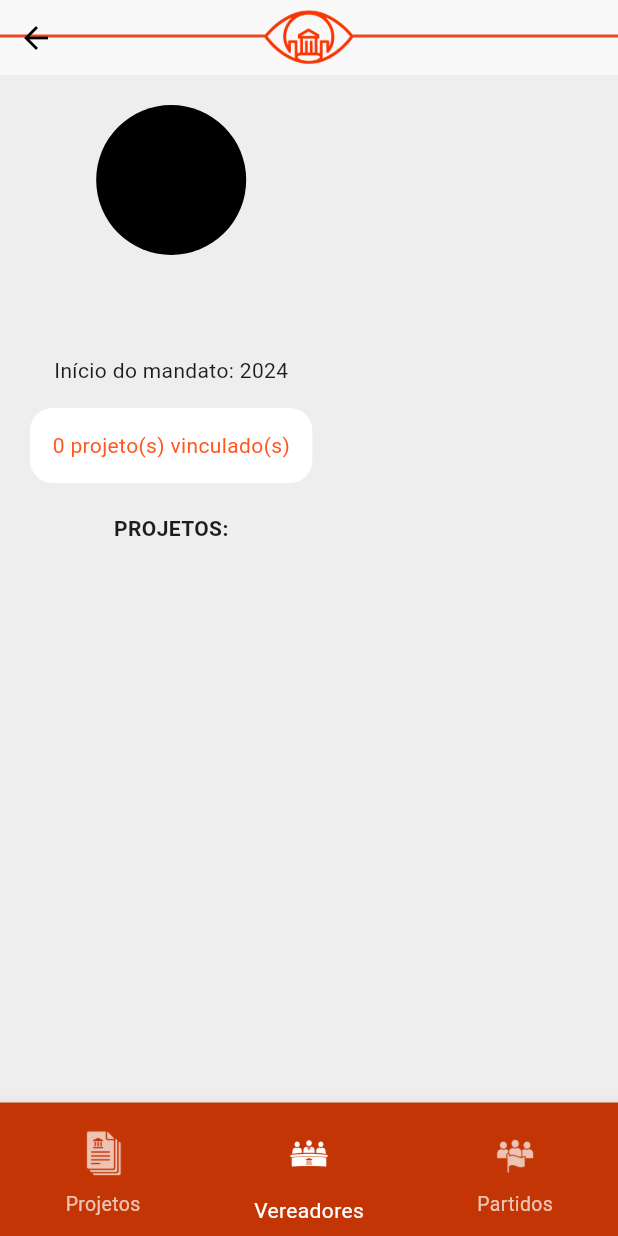
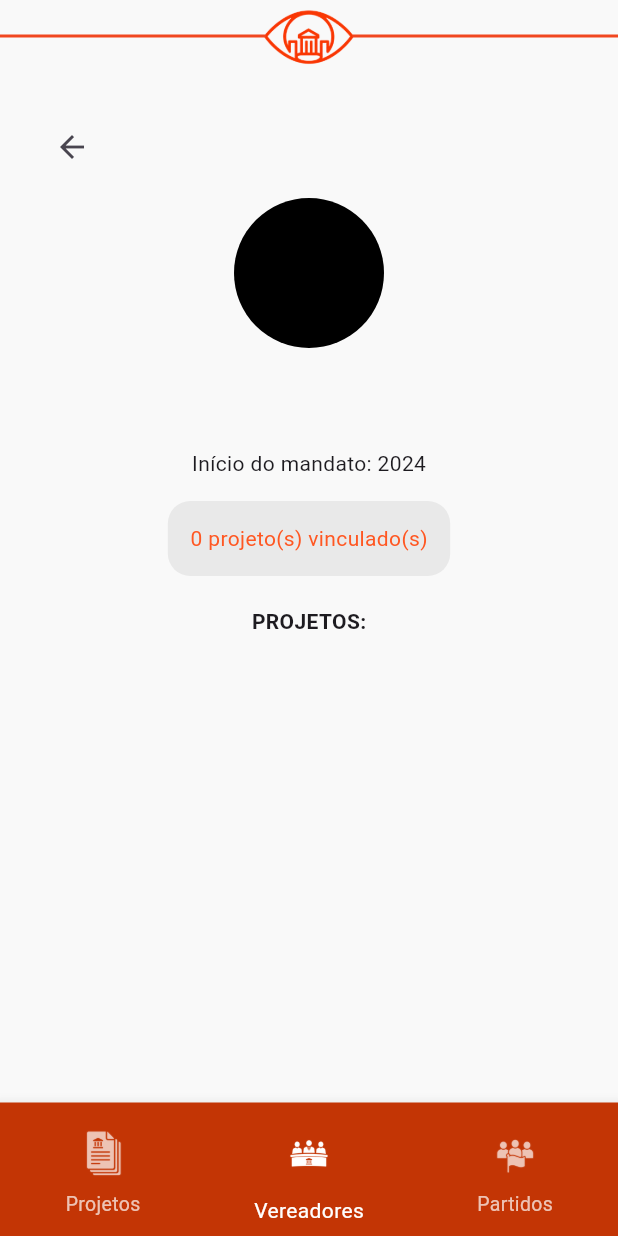
Before and after one commit to antonitsm/pi3_grupo1, a Flutter app: the VereadorIndividualPage screen opened directly with empty values, on a phone screen of 412 x 824 dp. Run offline on Flutter 3.47's test engine with Material 3 defaults, Android fonts, the phone set to English and light mode, and no system bars; network calls fail.

Commit message:
ajustes estiloVereadores e likes

```diff
--- a/frontend/lib/paginas/vereador_individual.dart
+++ b/frontend/lib/paginas/vereador_individual.dart
@@ -40,34 +40,33 @@ class _VereadorIndividualPageState extends State<VereadorIndividualPage> {
 
   @override
   Widget build(BuildContext context) {
-
     return Scaffold(
-      backgroundColor: Colors.grey[200],
+      backgroundColor: const Color(0xFFF9F9F9),
 
       appBar: PreferredSize(
         preferredSize: const Size.fromHeight(50),
-        child: Stack(
-          children: [
-            const BarraSuperior(),
-            Positioned(
-              top: 0,
-              bottom: 0,
-              left: 0,
-              child: SafeArea(
-                child: IconButton(
-                  icon: const Icon(Icons.arrow_back, color: Colors.black),
-                  onPressed: () => Navigator.pop(context),
-                ),
-              ),
-            ),
-          ],
-        ),
+        child: Stack(children: [const BarraSuperior()]),
       ),
 
       body: SingleChildScrollView(
         child: Column(
+          crossAxisAlignment: CrossAxisAlignment.center,
           children: [
-            const SizedBox(height: 20),
+            Padding(
+              padding: const EdgeInsets.only(left: 12, top: 12),
+              child: Align(
+                alignment: Alignment.centerLeft,
+                child: Padding(
+                  padding: const EdgeInsets.only(left: 12, top: 12),
+                  child: IconButton(
+                    icon: const Icon(Icons.arrow_back),
+                    onPressed: () => Navigator.pop(context),
+                  ),
+                ),
+              ),
+            ),
+
+            const SizedBox(height: 10),
 
             const CircleAvatar(radius: 50, backgroundColor: Colors.black),
 
@@ -91,7 +90,7 @@ class _VereadorIndividualPageState extends State<VereadorIndividualPage> {
               margin: const EdgeInsets.symmetric(horizontal: 20),
               padding: const EdgeInsets.all(15),
               decoration: BoxDecoration(
-                color: Colors.white,
+                color: const Color.fromARGB(255, 233, 233, 233),
                 borderRadius: BorderRadius.circular(15),
               ),
               child: Column(
```
Also changed, not shown: frontend/lib/paginas/projetos.dart (+25 -9 lines), frontend/lib/widgets/cardprojeto.dart (+25 -7 lines).
